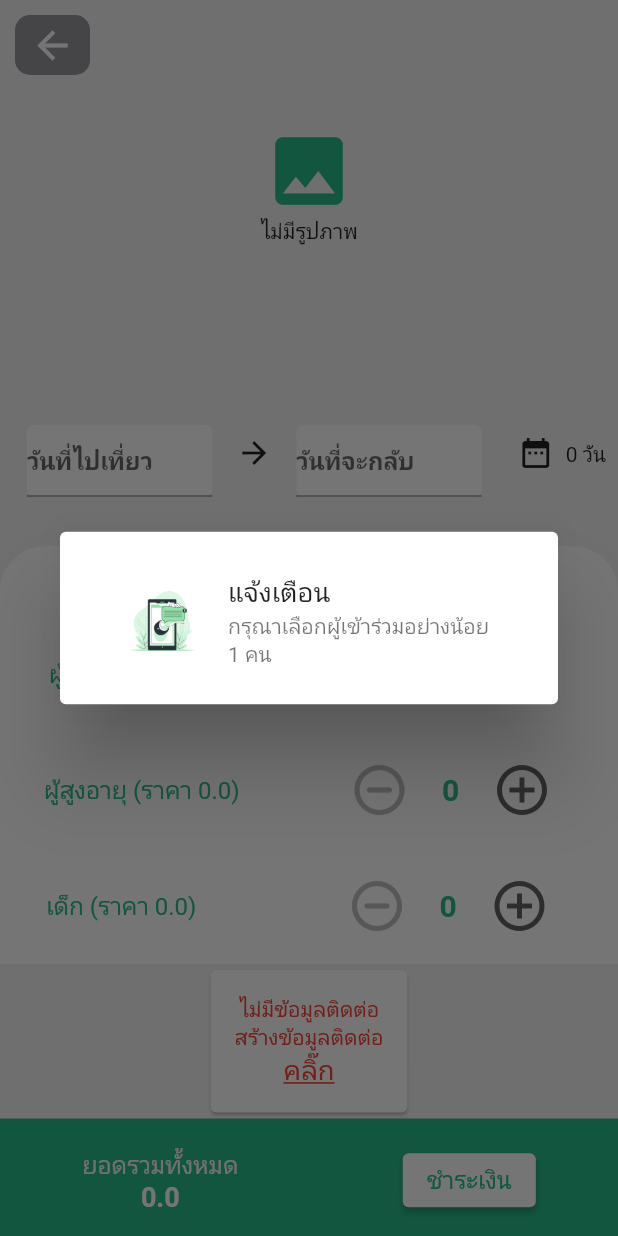
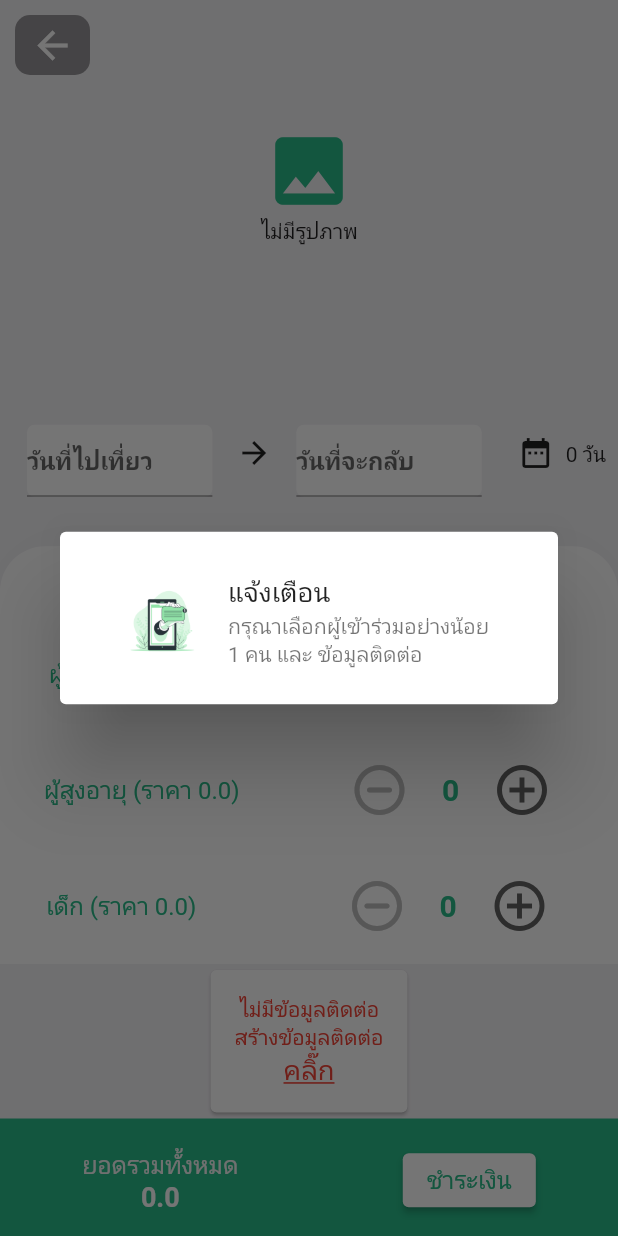
Before and after one commit to bdonly32182/thaochant, a Flutter app: the BookingTour screen opened directly with empty values, after a tap on "ชำระเงิน", on a phone screen of 412 x 824 dp. Run offline on Flutter 3.47's test engine with Material 2 defaults, Android fonts, the phone set to English and light mode, and no system bars; drawn by our look-alikes of date_time_picker; our stand-ins replace animated_splash_screen, badges, cloud_firestore, dropdown_search, file_picker, firebase_auth and 15 more; missing offline and left inert: maps_launcher, skeleton_loader, syncfusion_flutter_pdfviewer; accounts and stored records are empty.

Commit message:
feat: lates dart v 2.14

```diff
--- a/lib/main.dart
+++ b/lib/main.dart
@@ -38,7 +38,7 @@ final Map<String, Widget> splashWidget = {
 
 String? initialRoute;
 
-Future<Null> main() async {
+Future<void> main() async {
   WidgetsFlutterBinding.ensureInitialized();
   SystemChrome.setPreferredOrientations(
       [DeviceOrientation.portraitUp, DeviceOrientation.portraitDown]);
--- a/lib/pages/business/order/resort/booking_detail.dart
+++ b/lib/pages/business/order/resort/booking_detail.dart
@@ -23,6 +23,7 @@ class _BookingDetailState extends State<BookingDetail> {
     MyConstant.acceptOrder,
     MyConstant.payed,
     MyConstant.rejected,
+    MyConstant.prepaidStatus,
   ].map<DropdownMenuItem<String>>((String value) {
     return DropdownMenuItem<String>(
       value: value,
--- a/lib/pages/package_toure/booking_tour.dart
+++ b/lib/pages/package_toure/booking_tour.dart
@@ -1,5 +1,6 @@
 import 'package:chanthaburi_app/models/shipping/shipping.dart';
 import 'package:chanthaburi_app/pages/package_toure/checkout_tour.dart';
+import 'package:chanthaburi_app/pages/shipping_address/address_info.dart';
 import 'package:chanthaburi_app/pages/shipping_address/create_shipping_address.dart';
 import 'package:chanthaburi_app/pages/shipping_address/shipping_adress.dart';
 import 'package:chanthaburi_app/provider/address_provider.dart';
@@ -102,7 +103,11 @@ class _BookingTourState extends State<BookingTour> {
                     Widget? child) {
                   return Column(
                     children: [
-                      buildAddressInfo(width, height, addressProvider.address),
+                      // buildAddressInfo(width, height, addressProvider.address),
+                      AddressInfo(
+                        address: addressProvider.address,
+                        userId: userId,
+                      ),
                       buildTabCheckout(
                           height, widget.packageName, addressProvider.address),
                     ],
@@ -453,7 +458,7 @@ class _BookingTourState extends State<BookingTour> {
               style: TextStyle(fontSize: 16, color: MyConstant.themeApp),
             ),
             onPressed: () {
-              if (totalPrice != 0) {
+              if (totalPrice != 0 && address.isNotEmpty) {
                 Navigator.push(
                   context,
                   MaterialPageRoute(
@@ -472,7 +477,7 @@ class _BookingTourState extends State<BookingTour> {
                 );
               } else {
                 dialogAlert(context, "แจ้งเตือน",
-                    "กรุณาเลือกผู้เข้าร่วมอย่างน้อย 1 คน");
+                    "กรุณาเลือกผู้เข้าร่วมอย่างน้อย 1 คน และ ข้อมูลติดต่อ");
               }
             },
             style: ElevatedButton.styleFrom(primary: Colors.white),
--- a/lib/pages/restaurant/confirm_order.dart
+++ b/lib/pages/restaurant/confirm_order.dart
@@ -2,8 +2,6 @@ import 'package:chanthaburi_app/models/shipping/shipping.dart';
 import 'package:chanthaburi_app/models/sqlite/order_product.dart';
 import 'package:chanthaburi_app/pages/restaurant/checkout.dart';
 import 'package:chanthaburi_app/pages/shipping_address/address_info.dart';
-import 'package:chanthaburi_app/pages/shipping_address/create_shipping_address.dart';
-import 'package:chanthaburi_app/pages/shipping_address/shipping_adress.dart';
 import 'package:chanthaburi_app/provider/address_provider.dart';
 import 'package:chanthaburi_app/resources/auth_method.dart';
 import 'package:chanthaburi_app/utils/dialog/dialog_alert.dart';
--- a/lib/resources/auth_method.dart
+++ b/lib/resources/auth_method.dart
@@ -93,6 +93,9 @@ class AuthMethods {
   }
 
   static String currentUser() {
+    if (_firebaseAuth.currentUser == null) {
+      return "";
+    }
     return _firebaseAuth.currentUser!.uid;
   }
 }
--- a/lib/utils/sharePreferrence/share_referrence.dart
+++ b/lib/utils/sharePreferrence/share_referrence.dart
@@ -16,9 +16,9 @@ class ShareRefferrence {
     return userId;
   }
 
-  static Future<int ?> getTimeQuestion() async {
+  static Future<int?> getTimeQuestion() async {
     final SharedPreferences _referrence = await referrences;
-    int ? nextTime = _referrence.getInt("timeQuestion");
+    int? nextTime = _referrence.getInt("timeQuestion");
     return nextTime;
   }
 
--- a/pubspec.yaml
+++ b/pubspec.yaml
@@ -54,6 +54,8 @@ dependencies:
   syncfusion_flutter_pdfviewer: ^19.4.56-beta
   maps_launcher: ^2.0.1
   awesome_select: ^5.2.0
+  flutter_local_notifications: ^9.4.1
+  firebase_messaging: ^11.2.7
 
 flutter_icons:
   android: true
```
Also changed, not shown: lib/pages/authen.dart (+17 -0 lines), lib/pages/business/order/otop/order_otop_detail.dart (+12 -6 lines), lib/pages/business/order/restaurant/order_food_detail.dart (+12 -6 lines), pubspec.lock, 6 other files.
